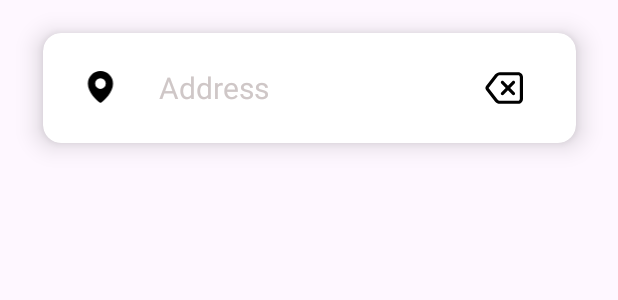
After one commit to YomnaMagdy21/Shopify, an Android app: the layout addresscard.xml on its own in the app's theme, with its tools: preview values and no code run, on a phone screen of 412 x 824 dp. The commit adds this screen. Shown: the top 300 px of the screen. Run offline under Robolectric (Android 15) with nearby library versions, the phone set to English and light mode, and no system bars.

Commit message:
address ui

```diff
--- /dev/null
+++ b/app/src/main/res/drawable/delete_left_svgrepo_com.xml
@@ -0,0 +1,13 @@
+<vector xmlns:android="http://schemas.android.com/apk/res/android"
+    android:width="800dp"
+    android:height="800dp"
+    android:viewportWidth="24"
+    android:viewportHeight="24">
+  <path
+      android:pathData="M18.707,7.793C19.097,8.183 19.097,8.817 18.707,9.207L15.914,12L18.707,14.793C19.097,15.183 19.097,15.817 18.707,16.207C18.316,16.598 17.683,16.598 17.293,16.207L14.5,13.414L11.707,16.207C11.316,16.598 10.683,16.598 10.293,16.207C9.902,15.817 9.902,15.183 10.293,14.793L13.085,12L10.293,9.207C9.902,8.817 9.902,8.183 10.293,7.793C10.683,7.402 11.316,7.402 11.707,7.793L14.5,10.586L17.293,7.793C17.683,7.402 18.316,7.402 18.707,7.793Z"
+      android:fillColor="#000000"/>
+  <path
+      android:pathData="M6.31,3.544C7.067,2.57 8.233,2 9.467,2H21C21.836,2 22.61,2.375 23.161,2.995C23.709,3.611 24,4.424 24,5.25V18.75C24,19.576 23.709,20.389 23.161,21.005C22.61,21.625 21.836,22 21,22H9.467C8.233,22 7.067,21.43 6.31,20.456L0.688,13.228C0.126,12.506 0.126,11.494 0.688,10.772L6.31,3.544ZM9.467,4C8.85,4 8.267,4.285 7.888,4.772L2.267,12L7.888,19.228C8.267,19.715 8.85,20 9.467,20H21C21.224,20 21.467,19.901 21.667,19.677C21.869,19.449 22,19.117 22,18.75V5.25C22,4.883 21.869,4.551 21.667,4.323C21.467,4.099 21.224,4 21,4H9.467Z"
+      android:fillColor="#000000"
+      android:fillType="evenOdd"/>
+</vector>
--- /dev/null
+++ b/app/src/main/res/layout/addresscard.xml
@@ -0,0 +1,51 @@
+<?xml version="1.0" encoding="utf-8"?>
+<androidx.constraintlayout.widget.ConstraintLayout xmlns:android="http://schemas.android.com/apk/res/android"
+    xmlns:app="http://schemas.android.com/apk/res-auto"
+    android:layout_width="match_parent"
+    android:layout_height="match_parent">
+
+
+    <androidx.cardview.widget.CardView
+        android:id="@+id/cardViewOfListAddress"
+        android:layout_width="355dp"
+        android:layout_height="73dp"
+        android:layout_marginTop="22dp"
+        app:cardCornerRadius="12dp"
+        app:cardElevation="10dp"
+        app:layout_constraintEnd_toEndOf="parent"
+        app:layout_constraintStart_toStartOf="parent"
+        app:layout_constraintTop_toTopOf="parent">
+
+        <LinearLayout
+            android:layout_width="match_parent"
+            android:layout_height="match_parent"
+            android:gravity="center_vertical"
+            android:orientation="horizontal"
+            android:padding="16dp">
+
+            <ImageView
+                android:id="@+id/icon"
+                android:layout_width="45dp"
+                android:layout_height="35dp"
+                android:src="@drawable/address_svgrepo_com" />
+
+            <TextView
+                android:id="@+id/cardTextOfAddressList"
+                android:layout_width="197dp"
+                android:layout_height="wrap_content"
+                android:layout_marginStart="16dp"
+                android:text="Address"
+                android:textColor="#CFC7C7"
+                android:textSize="20sp" />
+
+            <ImageView
+                android:id="@+id/imageView"
+                android:layout_width="33dp"
+                android:layout_height="25dp"
+                android:layout_marginStart="16dp"
+                android:src="@drawable/delete_left_svgrepo_com" />
+
+        </LinearLayout>
+    </androidx.cardview.widget.CardView>
+
+</androidx.constraintlayout.widget.ConstraintLayout>
```
Also changed, not shown: app/src/main/res/layout/fragment_my_address.xml (+45 -6 lines).
